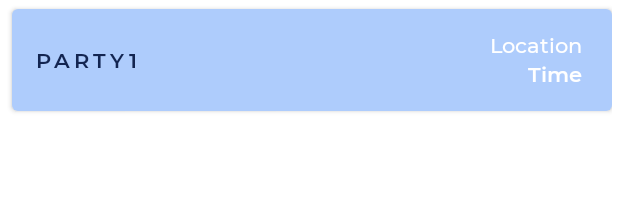
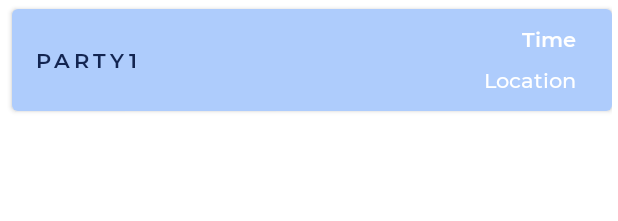
Before and after one commit to rexode/PartyApp, an Android app: the layout single_party.xml on its own in the app's theme, with its tools: preview values and no code run, on a phone screen of 412 x 824 dp. Shown: the top 221 px of the screen. Run offline under Robolectric (Android 15) with nearby library versions, the phone set to English and light mode, and no system bars.

Commit message:
layout stuf

```diff
--- a/app/src/main/res/layout/single_party.xml
+++ b/app/src/main/res/layout/single_party.xml
@@ -35,26 +35,27 @@ the buttons all get added to the recyclerview in the all_partys_layout
         android:id="@+id/textedit_party_location"
         android:layout_width="wrap_content"
         android:layout_height="wrap_content"
-        android:layout_marginTop="20dp"
-        android:layout_marginEnd="20dp"
+        android:layout_marginTop="8dp"
+        android:layout_marginEnd="24dp"
         android:elevation="100dp"
         android:fontFamily="@font/mmedium"
         android:text="Location"
         android:textColor="@color/white"
         app:layout_constraintEnd_toEndOf="parent"
-        app:layout_constraintTop_toTopOf="@+id/button_with_partyname" />
+        app:layout_constraintTop_toBottomOf="@+id/textview_party_time" />
 
     <TextView
         android:id="@+id/textview_party_time"
         android:layout_width="wrap_content"
         android:layout_height="wrap_content"
-        android:layout_marginEnd="20dp"
+        android:layout_marginTop="16dp"
+        android:layout_marginEnd="24dp"
         android:elevation="100dp"
         android:fontFamily="@font/msemibold"
         android:text="Time"
         android:textColor="@color/white"
         app:layout_constraintEnd_toEndOf="parent"
-        app:layout_constraintTop_toBottomOf="@+id/textedit_party_location" />
+        app:layout_constraintTop_toTopOf="parent" />
 
 
 </androidx.constraintlayout.widget.ConstraintLayout>
```
